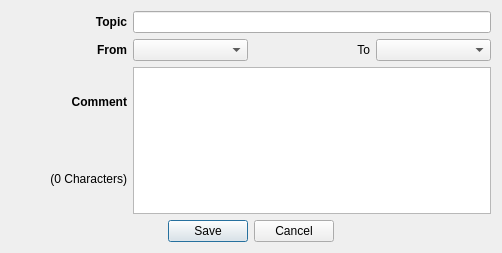
The window that src/openmolar/qt-designer/forumPost.ui (rowinggolfer/openmolar1) describes before a commit, drawn with Qt 5.
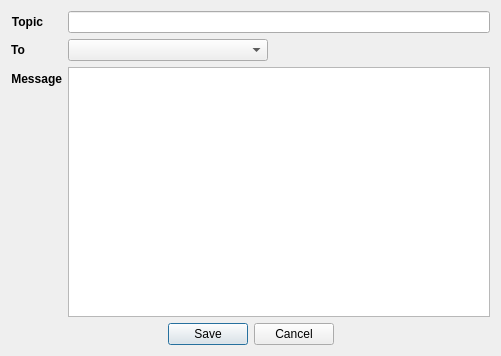
The same window after the commit.

Commit message: multiple improvements to the forum

The edit to the form file:
```diff
--- a/src/openmolar/qt-designer/forumPost.ui
+++ b/src/openmolar/qt-designer/forumPost.ui
@@ -6,14 +6,16 @@
    <rect>
     <x>0</x>
     <y>0</y>
-    <width>502</width>
-    <height>253</height>
+    <width>501</width>
+    <height>356</height>
    </rect>
   </property>
   <property name="windowTitle">
    <string>Forum Input</string>
   </property>
-  <layout class="QGridLayout" name="gridLayout">
+  <layout class="QVBoxLayout" name="verticalLayout">
+   <item>
+    <layout class="QFormLayout" name="formLayout">
    <item row="0" column="0">
     <widget class="QLabel" name="label_3">
      <property name="font">
@@ -30,11 +32,17 @@
      </property>
     </widget>
    </item>
-   <item row="0" column="1" colspan="3">
+     <item row="0" column="1">
     <widget class="QLineEdit" name="topic_lineEdit"/>
    </item>
-   <item row="1" column="2">
-    <widget class="QLabel" name="label_4">
+     <item row="1" column="0">
+      <widget class="QLabel" name="label_2">
+       <property name="font">
+        <font>
+         <weight>75</weight>
+         <bold>true</bold>
+        </font>
+       </property>
      <property name="text">
       <string>To</string>
      </property>
@@ -43,8 +51,14 @@
      </property>
     </widget>
    </item>
-   <item row="1" column="3">
+     <item row="1" column="1">
     <widget class="QComboBox" name="to_comboBox">
+       <property name="maximumSize">
+        <size>
+         <width>200</width>
+         <height>16777215</height>
+        </size>
+       </property>
      <property name="maxVisibleItems">
       <number>20</number>
      </property>
@@ -59,21 +73,23 @@
       </font>
      </property>
      <property name="text">
-      <string>Comment</string>
+        <string>Message</string>
      </property>
      <property name="alignment">
       <set>Qt::AlignRight|Qt::AlignTrailing|Qt::AlignVCenter</set>
      </property>
     </widget>
    </item>
-   <item row="2" column="1" rowspan="2" colspan="3">
+     <item row="2" column="1">
     <widget class="QTextEdit" name="comment_textEdit">
      <property name="acceptRichText">
       <bool>false</bool>
      </property>
     </widget>
    </item>
-   <item row="4" column="0" colspan="4">
+    </layout>
+   </item>
+   <item>
     <widget class="QDialogButtonBox" name="buttonBox">
      <property name="orientation">
       <enum>Qt::Horizontal</enum>
@@ -86,42 +102,6 @@
      </property>
     </widget>
    </item>
-   <item row="3" column="0">
-    <widget class="QLabel" name="count_label">
-     <property name="text">
-      <string>(0 Characters)</string>
-     </property>
-     <property name="alignment">
-      <set>Qt::AlignRight|Qt::AlignTrailing|Qt::AlignVCenter</set>
-     </property>
-     <property name="wordWrap">
-      <bool>true</bool>
-     </property>
-    </widget>
-   </item>
-   <item row="1" column="0">
-    <widget class="QLabel" name="label_2">
-     <property name="font">
-      <font>
-       <weight>75</weight>
-       <bold>true</bold>
-      </font>
-     </property>
-     <property name="text">
-      <string>From</string>
-     </property>
-     <property name="alignment">
-      <set>Qt::AlignRight|Qt::AlignTrailing|Qt::AlignVCenter</set>
-     </property>
-    </widget>
-   </item>
-   <item row="1" column="1">
-    <widget class="QComboBox" name="from_comboBox">
-     <property name="maxVisibleItems">
-      <number>20</number>
-     </property>
-    </widget>
-   </item>
   </layout>
  </widget>
  <resources/>
```
Lines whose indentation alone changed are shown as unchanged. The commit also changes 7 other files.
